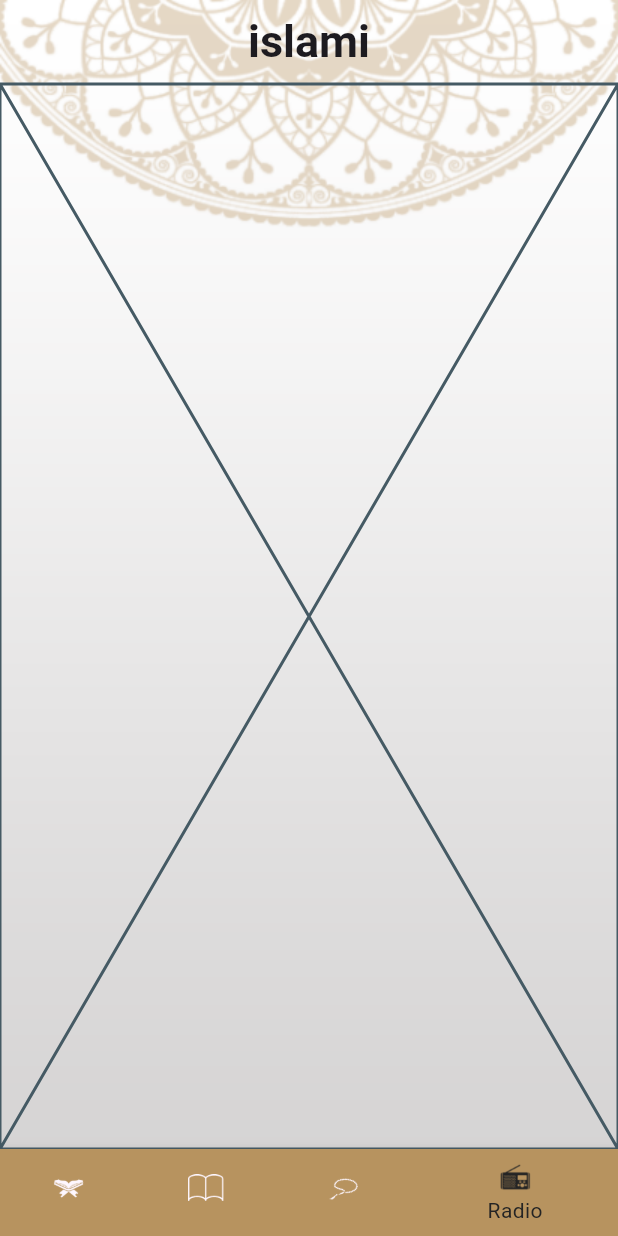
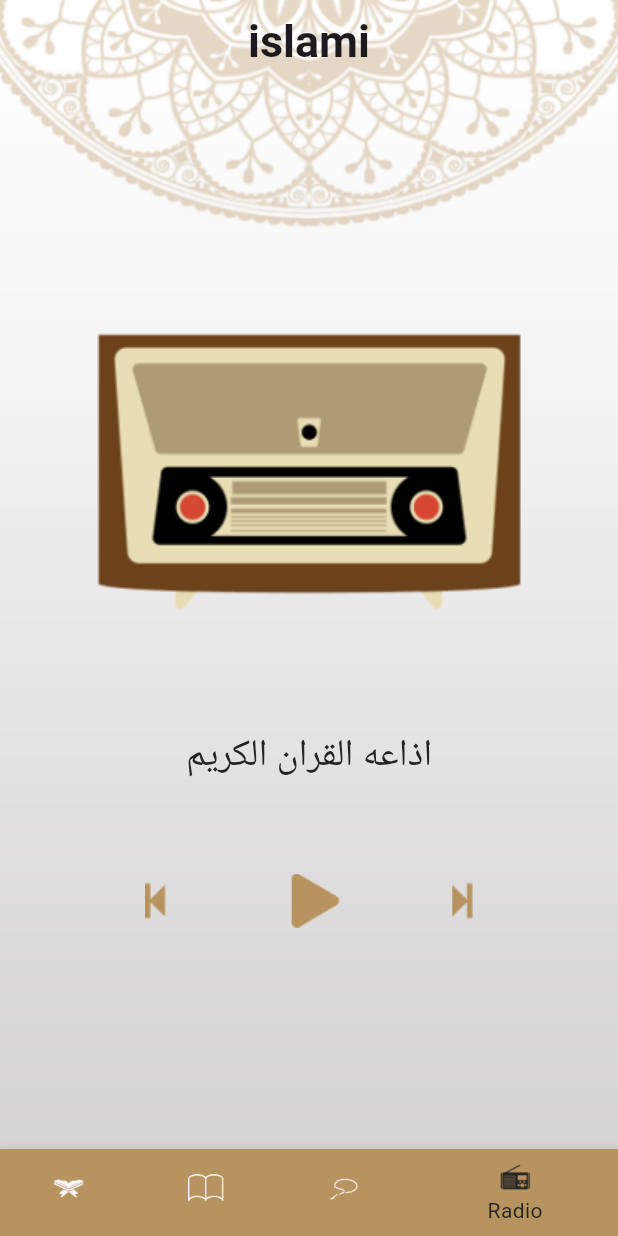
Before and after one commit to engyelgohary/islamic-App, a Flutter app: the screen it shows after launch, item 4 of the bottom bar chosen, on a phone screen of 412 x 824 dp. Run offline on Flutter 3.47's test engine with Material 3 defaults, Android fonts, the light colour scheme and no system bars.

```diff
--- a/lib/homeScreen/radio/radio.dart
+++ b/lib/homeScreen/radio/radio.dart
@@ -3,6 +3,22 @@ import 'package:flutter/material.dart';
 class RadioTab extends StatelessWidget {
   @override
   Widget build(BuildContext context) {
-    return const Placeholder();
+    return Column(
+      mainAxisAlignment: MainAxisAlignment.center,
+      children: [
+        Image(image: AssetImage("assets/images/radio_image.png")),
+        SizedBox(
+          height: 60,
+        ),
+        Text(
+          "اذاعه القران الكريم",
+          style: Theme.of(context).textTheme.titleSmall,
+        ),
+        SizedBox(
+          height: 60,
+        ),
+        Image(image: AssetImage("assets/images/Group 5.png")),
+      ],
+    );
   }
 }
```
Also changed, not shown: assets/images/2x/Group 5@2x.png (added), assets/images/2x/radio_image@2x.png (added), assets/images/3x/Group 5@3x.png (added), assets/images/3x/radio_image@3x.png (added), assets/images/Group 5.png (added), assets/images/radio_image.png (added).
